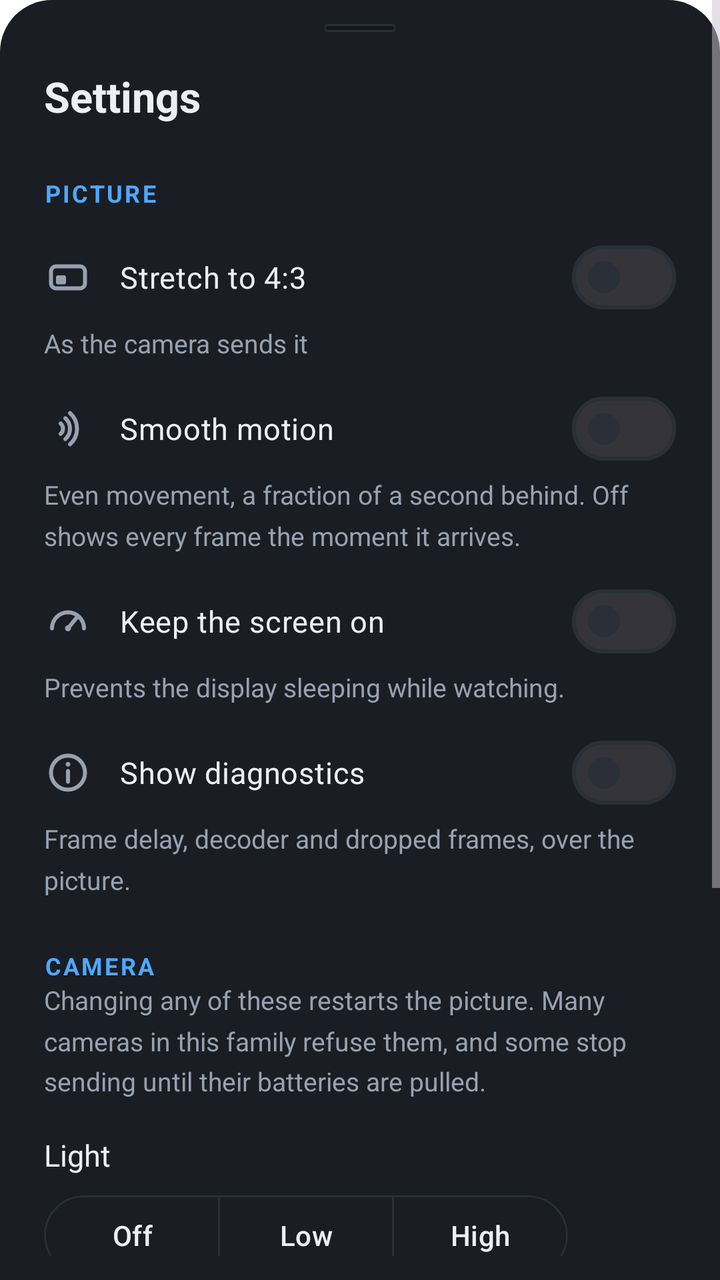
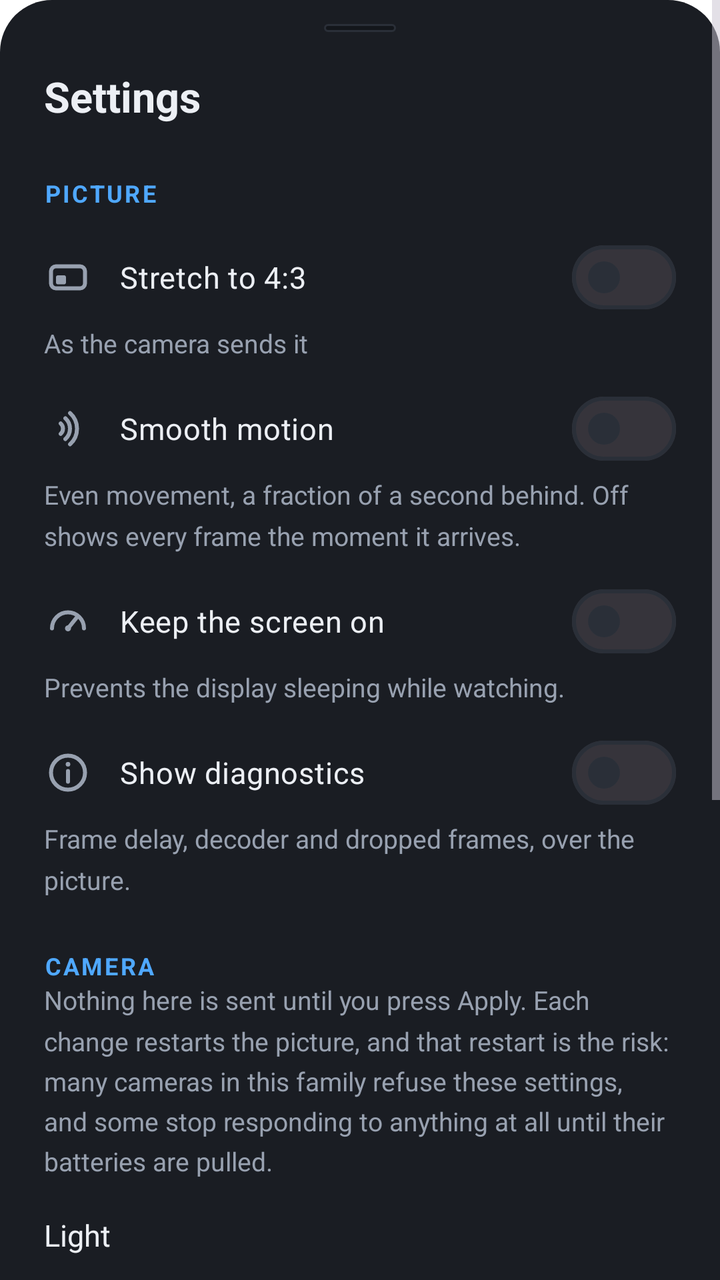

Before-and-after screenshots of an Android layout around one commit, followed by the original layout XML and the change that was made.
<!-- AndroidManifest.xml: application theme AppTheme -->
<!-- res/layout/sheet_settings.xml -->
<?xml version="1.0" encoding="utf-8"?>
<ScrollView xmlns:android="http://schemas.android.com/apk/res/android"
    xmlns:app="http://schemas.android.com/apk/res-auto"
    android:layout_width="match_parent"
    android:layout_height="wrap_content"
    android:background="@drawable/bg_sheet"
    android:paddingBottom="12dp">

    <LinearLayout
        android:layout_width="match_parent"
        android:layout_height="wrap_content"
        android:orientation="vertical"
        android:paddingStart="22dp"
        android:paddingEnd="22dp">

        <View
            android:layout_width="36dp"
            android:layout_height="4dp"
            android:layout_gravity="center_horizontal"
            android:layout_marginTop="12dp"
            android:background="@drawable/bg_pill"/>

        <TextView
            android:layout_width="wrap_content"
            android:layout_height="wrap_content"
            android:layout_marginTop="18dp"
            android:text="@string/settings_title"
            android:textColor="@color/on_surface"
            android:textSize="21sp"
            android:textStyle="bold"/>

        
        <TextView
            style="@style/SectionLabel"
            android:text="@string/settings_picture"/>

        <com.google.android.material.materialswitch.MaterialSwitch
            android:id="@+id/switchShape"
            style="@style/SettingSwitch"
            android:drawableStart="@drawable/ic_aspect"
            android:text="@string/settings_shape_43"/>

        <TextView
            style="@style/SettingHelp"
            android:text="@string/settings_shape_native"/>

        <com.google.android.material.materialswitch.MaterialSwitch
            android:id="@+id/switchMotion"
            style="@style/SettingSwitch"
            android:drawableStart="@drawable/ic_waves"
            android:text="@string/settings_motion"/>

        <TextView
            style="@style/SettingHelp"
            android:text="@string/settings_motion_help"/>

        <com.google.android.material.materialswitch.MaterialSwitch
            android:id="@+id/switchScreenOn"
            style="@style/SettingSwitch"
            android:drawableStart="@drawable/ic_speed"
            android:text="@string/settings_screen_on"/>

        <TextView
            style="@style/SettingHelp"
            android:text="@string/settings_screen_on_help"/>

        <com.google.android.material.materialswitch.MaterialSwitch
            android:id="@+id/switchDiagnostics"
            style="@style/SettingSwitch"
            android:drawableStart="@drawable/ic_info"
            android:text="@string/settings_diagnostics"/>

        <TextView
            style="@style/SettingHelp"
            android:text="@string/settings_diagnostics_help"/>

        
        <TextView
            style="@style/SectionLabel"
            android:text="@string/settings_camera"/>

        <TextView
            style="@style/SettingHelp"
            android:layout_marginTop="0dp"
            android:text="@string/settings_camera_help"/>

        <TextView
            style="@style/SettingLabel"
            android:text="@string/settings_led"/>

        <com.google.android.material.button.MaterialButtonToggleGroup
            android:id="@+id/ledGroup"
            android:layout_width="wrap_content"
            android:layout_height="wrap_content"
            android:layout_marginTop="6dp"
            app:selectionRequired="true"
            app:singleSelection="true">

            <com.google.android.material.button.MaterialButton
                android:id="@+id/led0"
                style="?attr/materialButtonOutlinedStyle"
                android:layout_width="wrap_content"
                android:layout_height="wrap_content"
                android:text="@string/led_off"/>

            <com.google.android.material.button.MaterialButton
                android:id="@+id/led1"
                style="?attr/materialButtonOutlinedStyle"
                android:layout_width="wrap_content"
                android:layout_height="wrap_content"
                android:text="@string/led_low"/>

            <com.google.android.material.button.MaterialButton
                android:id="@+id/led2"
                style="?attr/materialButtonOutlinedStyle"
                android:layout_width="wrap_content"
                android:layout_height="wrap_content"
                android:text="@string/led_high"/>
        </com.google.android.material.button.MaterialButtonToggleGroup>

        <TextView
            style="@style/SettingLabel"
            android:text="@string/settings_flip"/>

        <com.google.android.material.button.MaterialButtonToggleGroup
            android:id="@+id/flipGroup"
            android:layout_width="wrap_content"
            android:layout_height="wrap_content"
            android:layout_marginTop="6dp"
            app:selectionRequired="true"
            app:singleSelection="true">

            <com.google.android.material.button.MaterialButton
                android:id="@+id/flip0"
                style="?attr/materialButtonOutlinedStyle"
                android:layout_width="wrap_content"
                android:layout_height="wrap_content"
                android:text="@string/flip_normal"/>

            <com.google.android.material.button.MaterialButton
                android:id="@+id/flip1"
                style="?attr/materialButtonOutlinedStyle"
                android:layout_width="wrap_content"
                android:layout_height="wrap_content"
                android:text="@string/flip_mirror"/>

            <com.google.android.material.button.MaterialButton
                android:id="@+id/flip2"
                style="?attr/materialButtonOutlinedStyle"
                android:layout_width="wrap_content"
                android:layout_height="wrap_content"
                android:text="@string/flip_flip"/>

            <com.google.android.material.button.MaterialButton
                android:id="@+id/flip3"
                style="?attr/materialButtonOutlinedStyle"
                android:layout_width="wrap_content"
                android:layout_height="wrap_content"
                android:text="@string/flip_both"/>
        </com.google.android.material.button.MaterialButtonToggleGroup>

        
        <TextView
            style="@style/SectionLabel"
            android:text="@string/settings_about"/>

        <com.google.android.material.button.MaterialButton
            android:id="@+id/openGallery"
            style="@style/Widget.Material3.Button.TonalButton"
            android:layout_width="match_parent"
            android:layout_height="wrap_content"
            android:layout_marginTop="4dp"
            app:icon="@drawable/ic_gallery"
            android:text="@string/settings_saved"/>

        <TextView
            android:id="@+id/aboutText"
            style="@style/SettingHelp"
            android:fontFamily="monospace"
            android:textSize="11sp"/>

        <com.google.android.material.button.MaterialButton
            android:id="@+id/closeSheet"
            style="@style/Widget.Material3.Button.TextButton"
            android:layout_width="match_parent"
            android:layout_height="wrap_content"
            android:layout_marginTop="10dp"
            app:icon="@drawable/ic_close"
            android:text="@string/settings_close"/>
    </LinearLayout>
</ScrollView>
<!-- resources referenced by this layout -->
<resources>
  <color name="on_surface">#ECEFF4</color>
  <!-- drawable bg_pill (drawable) -->
  <?xml version="1.0" encoding="utf-8"?>
  <shape xmlns:android="http://schemas.android.com/apk/res/android" android:shape="rectangle">
      <solid android:color="@color/surface_scrim"/>
      <corners android:radius="999dp"/>
      <stroke android:width="1dp" android:color="@color/outline"/>
  </shape>
  <!-- drawable bg_sheet (drawable) -->
  <?xml version="1.0" encoding="utf-8"?>
  <shape xmlns:android="http://schemas.android.com/apk/res/android" android:shape="rectangle">
      <solid android:color="@color/surface_raised"/>
      <corners android:topLeftRadius="26dp" android:topRightRadius="26dp"/>
  </shape>
  <!-- drawable ic_close (drawable) -->
  <?xml version="1.0" encoding="utf-8"?>
  <vector xmlns:android="http://schemas.android.com/apk/res/android"
      android:width="24dp"
      android:height="24dp"
      android:viewportWidth="24"
      android:viewportHeight="24">
      <path
          android:strokeColor="#FFFFFFFF"
          android:strokeWidth="2"
          android:strokeLineCap="round"
          android:pathData="M5.5,5.5 L18.5,18.5 M18.5,5.5 L5.5,18.5" />
  </vector>
  <string name="flip_both">Both</string>
  <string name="flip_flip">Flip</string>
  <string name="flip_mirror">Mirror</string>
  <string name="flip_normal">Normal</string>
  <string name="led_high">High</string>
  <string name="led_low">Low</string>
  <string name="led_off">Off</string>
  <string name="settings_about">About</string>
  <string name="settings_camera">Camera</string>
  <string name="settings_camera_help">Changing any of these restarts the picture. Many cameras in this family refuse them, and some stop sending until their batteries are pulled.</string>
  <string name="settings_close">Close</string>
  <string name="settings_diagnostics">Show diagnostics</string>
  <string name="settings_diagnostics_help">Frame delay, decoder and dropped frames, over the picture.</string>
  <string name="settings_flip">Flip and mirror</string>
  <string name="settings_led">Light</string>
  <string name="settings_motion">Smooth motion</string>
  <string name="settings_motion_help">Even movement, a fraction of a second behind. Off shows every frame the moment it arrives.</string>
  <string name="settings_picture">Picture</string>
  <string name="settings_saved">Saved photos and recordings</string>
  <string name="settings_screen_on">Keep the screen on</string>
  <string name="settings_screen_on_help">Prevents the display sleeping while watching.</string>
  <string name="settings_shape_43">Stretch to 4:3</string>
  <string name="settings_shape_native">As the camera sends it</string>
  <string name="settings_title">Settings</string>
  <style name="SettingHelp" parent="">
          <item name="android:layout_width">match_parent</item>
          <item name="android:layout_height">wrap_content</item>
          <item name="android:layout_marginTop">4dp</item>
          <item name="android:textColor">@color/on_surface_muted</item>
          <item name="android:textSize">13sp</item>
          <item name="android:lineSpacingMultiplier">1.3</item>
      </style>
  <style name="SettingLabel" parent="">
          <item name="android:layout_width">wrap_content</item>
          <item name="android:layout_height">wrap_content</item>
          <item name="android:layout_marginTop">18dp</item>
          <item name="android:textColor">@color/on_surface</item>
          <item name="android:textSize">15sp</item>
      </style>
  <color name="surface_scrim">#CC12151A</color>
  <color name="outline">#2A2F38</color>
  <color name="surface_raised">#1A1D23</color>
  <color name="accent">#4FA8FF</color>
  <color name="on_surface_muted">#98A1B0</color>
  <color name="accent_dark">#06121F</color>
  <color name="surface">#0E1013</color>
  <color name="danger">#FF5A52</color>
  <!-- unchanged entries left out for length: 8 -->
</resources>

<!-- the commit's change to res/layout/sheet_settings.xml (unified diff, before → after) -->
@@ -160,6 +160,16 @@
         </com.google.android.material.button.MaterialButtonToggleGroup>
 
         
+        <com.google.android.material.button.MaterialButton
+            android:id="@+id/applyCamera"
+            style="@style/Widget.Material3.Button.TonalButton"
+            android:layout_width="match_parent"
+            android:layout_height="wrap_content"
+            android:layout_marginTop="12dp"
+            android:enabled="false"
+            android:text="@string/settings_camera_apply"/>
+
+        
         <TextView
             style="@style/SectionLabel"
             android:text="@string/settings_about"/>
<!-- resource entries referenced after the edit -->
@@ -36,7 +36,8 @@
   <string name="led_off">Off</string>
   <string name="settings_about">About</string>
   <string name="settings_camera">Camera</string>
-  <string name="settings_camera_help">Changing any of these restarts the picture. Many cameras in this family refuse them, and some stop sending until their batteries are pulled.</string>
+  <string name="settings_camera_apply">Apply camera settings</string>
+  <string name="settings_camera_help">Nothing here is sent until you press Apply. Each change restarts the picture, and that restart is the risk: many cameras in this family refuse these settings, and some stop responding to anything at all until their batteries are pulled.</string>
   <string name="settings_close">Close</string>
   <string name="settings_diagnostics">Show diagnostics</string>
   <string name="settings_diagnostics_help">Frame delay, decoder and dropped frames, over the picture.</string>
